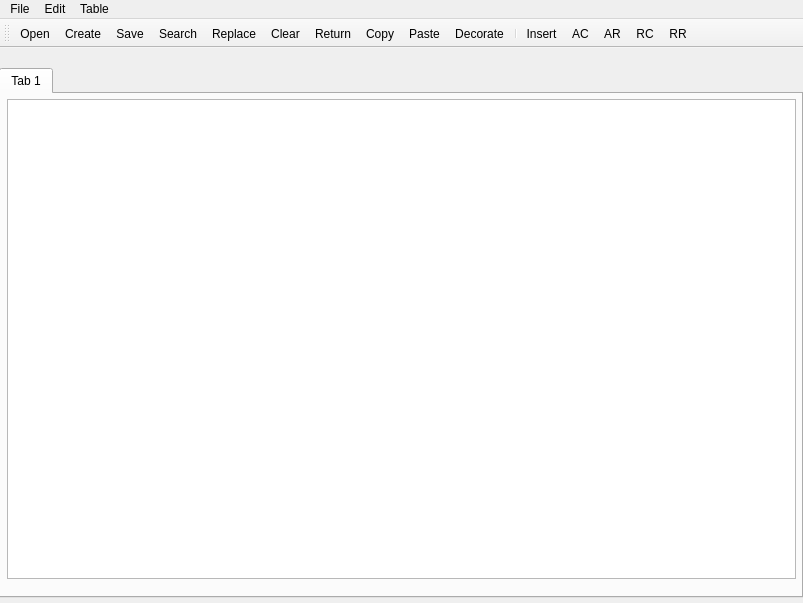
This is mainwindow.ui in AppleMicrowave/Visual_5 as Qt 5 draws it before an edit. The edited form follows.
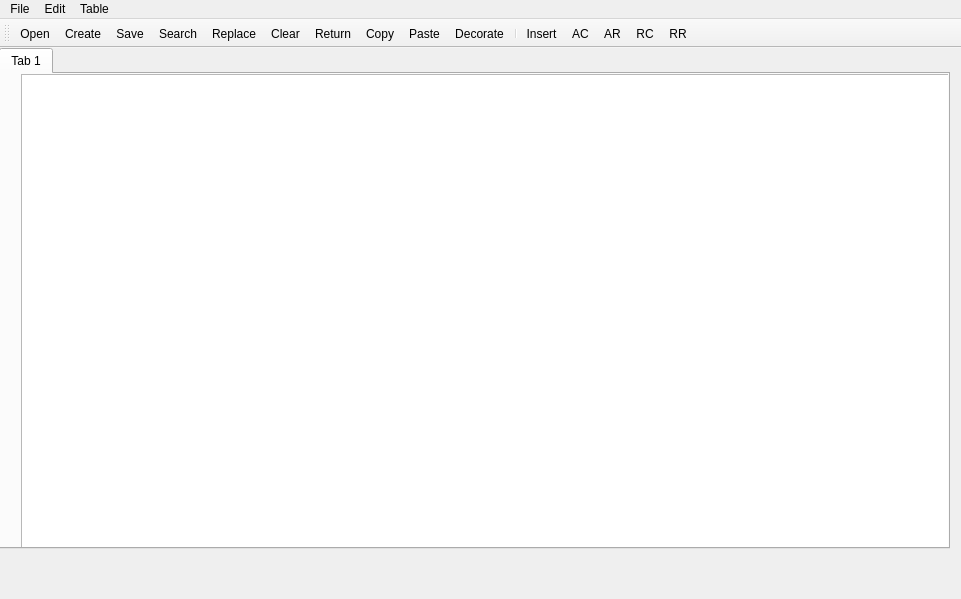
This is the edited form. Icons and pictures are not drawn.

```diff
--- a/mainwindow.ui
+++ b/mainwindow.ui
@@ -6,8 +6,8 @@
    <rect>
     <x>0</x>
     <y>0</y>
-    <width>803</width>
-    <height>603</height>
+    <width>961</width>
+    <height>599</height>
    </rect>
   </property>
   <property name="windowTitle">
@@ -18,9 +18,9 @@
     <property name="geometry">
      <rect>
       <x>-1</x>
-      <y>20</y>
-      <width>804</width>
-      <height>530</height>
+      <y>0</y>
+      <width>951</width>
+      <height>501</height>
      </rect>
     </property>
     <property name="currentIndex">
@@ -33,9 +33,9 @@
      <widget class="QTextEdit" name="textEdit">
       <property name="geometry">
        <rect>
-        <x>6</x>
-        <y>5</y>
-        <width>789</width>
+        <x>20</x>
+        <y>0</y>
+        <width>931</width>
         <height>480</height>
        </rect>
       </property>
@@ -48,8 +48,8 @@
     <rect>
      <x>0</x>
      <y>0</y>
-     <width>803</width>
-     <height>25</height>
+     <width>961</width>
+     <height>21</height>
     </rect>
    </property>
    <widget class="QMenu" name="menuFile">
@@ -104,8 +104,8 @@
    </property>
    <property name="iconSize">
     <size>
-     <width>30</width>
-     <height>50</height>
+     <width>52</width>
+     <height>52</height>
     </size>
    </property>
    <attribute name="toolBarArea">
```
Left out of the diff: 54 changed lines with no effect on the pictures.
